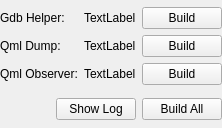
This is src/plugins/qt4projectmanager/debugginghelper.ui in qt-creator/qt-creator as Qt 5 draws it before an edit. The edited form follows.
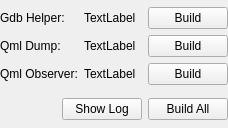
This is the edited form.

Commit message: DebuggingHelper: Make paths in UI selectable by mouse

```diff
--- a/src/plugins/qt4projectmanager/debugginghelper.ui
+++ b/src/plugins/qt4projectmanager/debugginghelper.ui
@@ -6,7 +6,7 @@
    <rect>
     <x>0</x>
     <y>0</y>
-    <width>217</width>
+    <width>228</width>
     <height>128</height>
    </rect>
   </property>
```
The commit also changes 1 other file.
